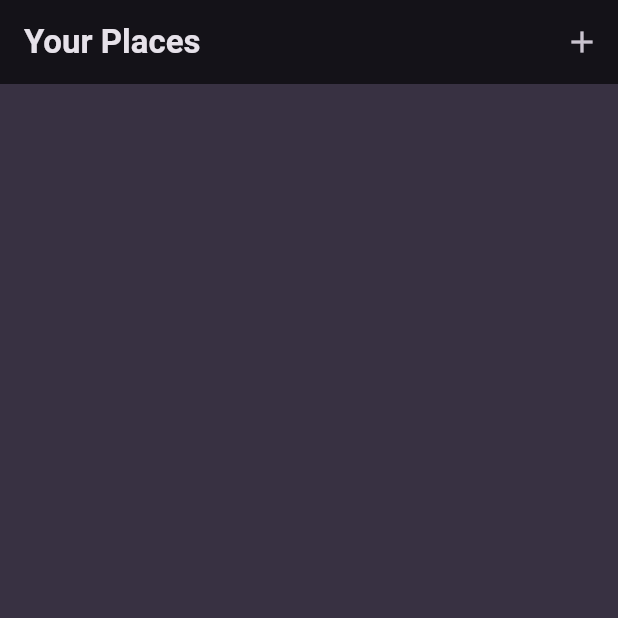
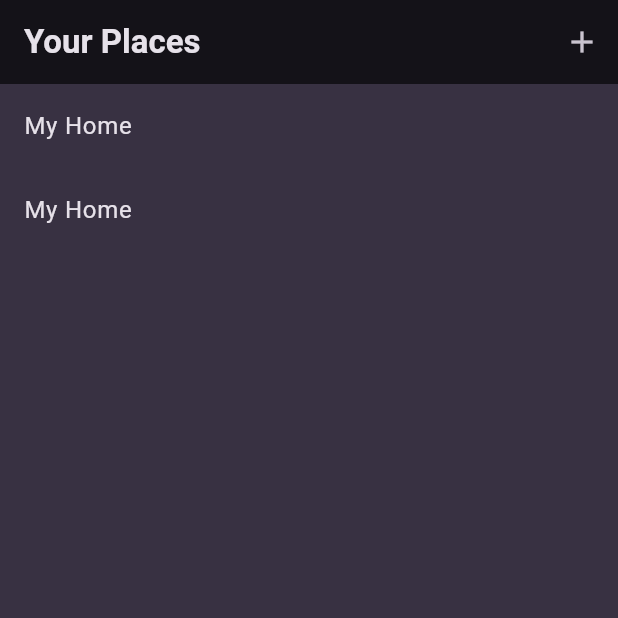
Before and after one commit to richie007dev/favorite_places, a Flutter app: the screen it shows after launch, on a phone screen of 412 x 824 dp, the top half of it. Run offline on Flutter 3.47's test engine with Material 3 defaults, Android fonts, the phone set to English and light mode, and no system bars; our stand-ins replace flutter_riverpod, google_fonts.

Commit message:
Implemented widgets with dummy data

```diff
--- /dev/null
+++ b/lib/data/dummy_data.dart
@@ -0,0 +1,7 @@
+
+import 'package:favorite_places/models/favorite_place.dart';
+
+const dummyPlaces = [
+  FavoritePlace(title: 'My Home'),
+  FavoritePlace(title: 'My Home')
+];
--- a/lib/main.dart
+++ b/lib/main.dart
@@ -1,5 +1,6 @@
 import 'package:favorite_places/widgets/favorite_places.dart';
 import 'package:flutter/material.dart';
+import 'package:flutter_riverpod/flutter_riverpod.dart';
 
 import 'package:google_fonts/google_fonts.dart';
 
@@ -27,7 +28,9 @@ final theme = ThemeData().copyWith(
 
 void main() {
   runApp(
-    const MyApp(),
+    const ProviderScope(
+      child: MyApp(),
+    ),
   );
 }
 
--- /dev/null
+++ b/lib/models/favorite_place.dart
@@ -0,0 +1,4 @@
+class FavoritePlace{
+  const FavoritePlace({required this.title});
+  final String title;
+}
--- /dev/null
+++ b/lib/providers/favorite_place_provider.dart
@@ -0,0 +1,6 @@
+import 'package:favorite_places/data/dummy_data.dart';
+import 'package:flutter_riverpod/flutter_riverpod.dart';
+
+
+
+final favoritePlaceProvider = Provider((ref) => dummyPlaces);
--- a/lib/widgets/favorite_places.dart
+++ b/lib/widgets/favorite_places.dart
@@ -1,16 +1,26 @@
+import 'package:favorite_places/models/favorite_place.dart';
+import 'package:favorite_places/providers/favorite_place_provider.dart';
 import 'package:favorite_places/widgets/new_place.dart';
+import 'package:favorite_places/widgets/place_details.dart';
 import 'package:flutter/material.dart';
+import 'package:flutter_riverpod/flutter_riverpod.dart';
 
-class FavoritePlaces extends StatelessWidget {
+class FavoritePlaces extends ConsumerWidget {
   const FavoritePlaces({super.key});
   void _addPlace(BuildContext context) {
     Navigator.of(context).push(
       MaterialPageRoute(builder: (ctx) => const NewPlace()),
     );
   }
+  void _navigatePage(BuildContext context, String title){
+    Navigator.of(context).push(MaterialPageRoute(builder: (ctx) =>
+    PlaceDetails(title: title)
+    ),);
+  }
 
   @override
-  Widget build(BuildContext context) {
+  Widget build(BuildContext context,WidgetRef ref) {
+    final List<FavoritePlace> favoritePlaces = ref.read(favoritePlaceProvider);
     return Scaffold(
       appBar: AppBar(
         title: const Text('Your Places'),
@@ -22,6 +32,16 @@ class FavoritePlaces extends StatelessWidget {
             icon: const Icon(Icons.add),
           ),
         ],
+
+      ),
+      body: ListView.builder(itemCount: favoritePlaces.length,itemBuilder: (ctx, index) =>
+      ListTile(
+        key: ValueKey(favoritePlaces[index]),
+        title: Text(favoritePlaces[index].title),
+        onTap: (){
+          _navigatePage(context, favoritePlaces[index].title);
+        },
+      )
       ),
     );
   }
```
Also changed, not shown: lib/widgets/place_details.dart (added, +18 -0 lines).
